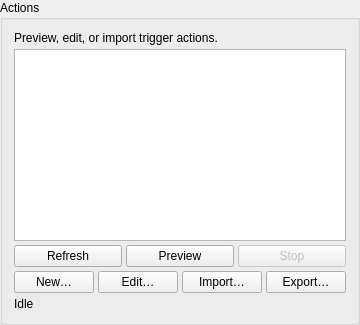
Qt form ui/forms/ActionsPanel.ui (Wolfieeewolf/OpenRGB3DSpatialPlugin) before a commit.
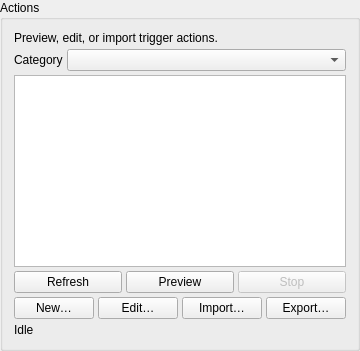
The same form after that commit.

Commit message:
feat: Action play_bounds, named refs, and media marquee fixes
Add RoomBox vs track play space with required layout refs (pack v5), fix empty media_text/marquee UV, and document Basic/Intermediate/Advanced share tiers.

Patch:
```diff
--- a/ui/forms/ActionsPanel.ui
+++ b/ui/forms/ActionsPanel.ui
@@ -19,6 +19,30 @@
      </property>
     </widget>
    </item>
+   <item>
+    <layout class="QHBoxLayout" name="categoryRow">
+     <item>
+      <widget class="QLabel" name="categoryLabel">
+       <property name="text">
+        <string>Category</string>
+       </property>
+      </widget>
+     </item>
+     <item>
+      <widget class="QComboBox" name="categoryCombo">
+       <property name="toolTip">
+        <string>Filter by category folder under triggers/effects/</string>
+       </property>
+       <property name="sizePolicy">
+        <sizepolicy hsizetype="Expanding" vsizetype="Fixed">
+         <horstretch>0</horstretch>
+         <verstretch>0</verstretch>
+        </sizepolicy>
+       </property>
+      </widget>
+     </item>
+    </layout>
+   </item>
    <item>
     <widget class="QListWidget" name="packList">
      <property name="minimumSize">
```
Left out of the diff: 2 changed lines with no effect on the pictures. The commit also changes 26 other files.
